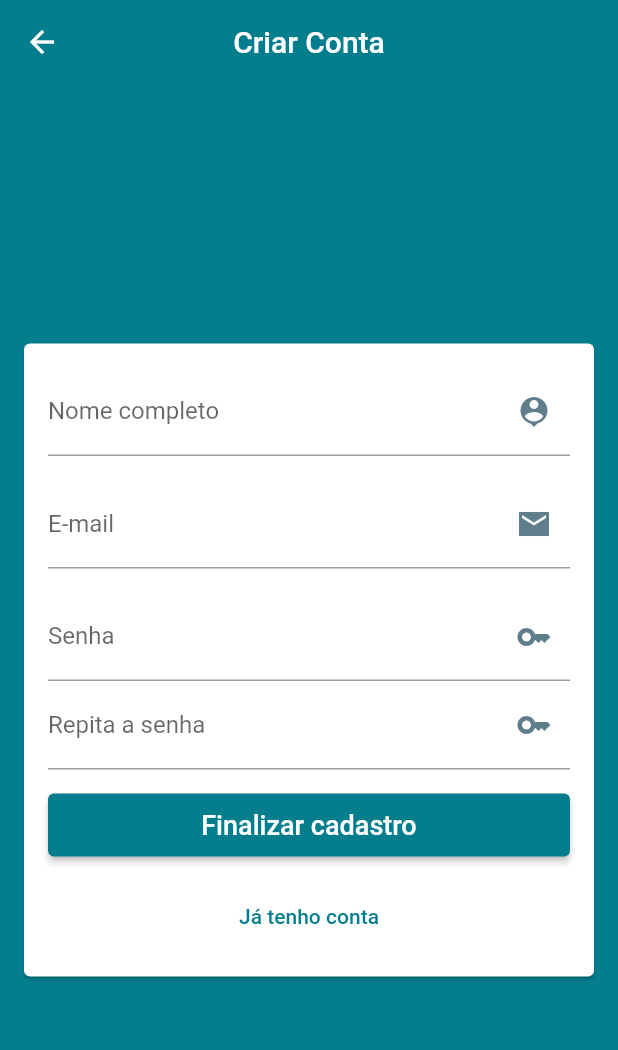
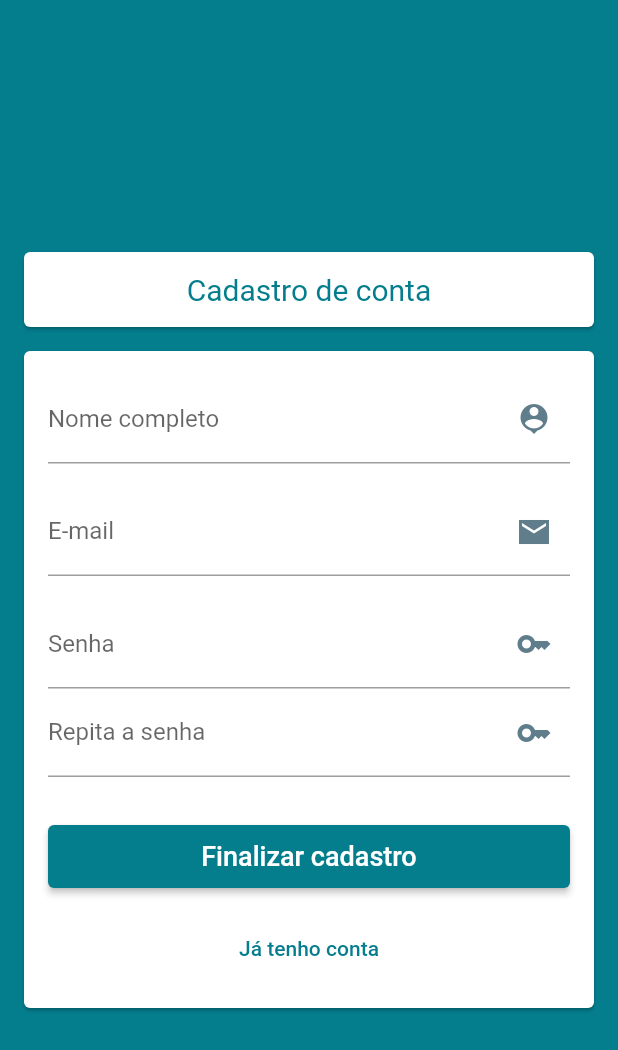
Before and after one commit to jhoneferreiradev/loja_virtual, a Flutter app: the SignUpScreen screen opened by its route, on a phone screen of 412 x 824 dp. Shown: the top 1050 px of the screen. Run offline on Flutter 3.47's test engine with Material 2 defaults, Android fonts, the phone set to English and light mode, and no system bars; our stand-ins replace cloud_firestore, firebase_auth, firebase_core; accounts and stored records are empty.

Commit message:
Ajustes finais do processo de cadastro

```diff
--- a/lib/screens/signup/signup_screen.dart
+++ b/lib/screens/signup/signup_screen.dart
@@ -18,12 +18,22 @@ class SignUpScreen extends StatelessWidget {
     final GlobalKey<FormState> formKey = GlobalKey<FormState>();
 
     return Scaffold(
-      appBar: AppBar(
-        title: const Text("Criar Conta"),
-        centerTitle: true,
+      body: Center(
+        child: ListView(
+          shrinkWrap: true,
+          children: [
+            Card(
+              margin: const EdgeInsets.all(16),
+              child: SizedBox(
+                  height: 50,
+                  child: Align(
+                      alignment: Alignment.center,
+                      child: Text(
+                        "Cadastro de conta",
+                        style: TextStyle(fontSize: 20, color: primaryColor),
+                      ))),
             ),
-      body: Center(
-        child: Card(
+            Card(
               margin: const EdgeInsets.symmetric(horizontal: 16),
               child: Form(
                 key: formKey,
@@ -55,8 +65,8 @@ class SignUpScreen extends StatelessWidget {
                         enabled: !userService.loading,
                         decoration: const InputDecoration(
                             label: Text("E-mail"),
-                        suffixIcon:
-                            Icon(Icons.email_sharp, color: Colors.blueGrey)),
+                            suffixIcon: Icon(Icons.email_sharp,
+                                color: Colors.blueGrey)),
                         keyboardType: TextInputType.emailAddress,
                         autocorrect: false,
                         onSaved: (email) => user.email = email!,
@@ -100,7 +110,7 @@ class SignUpScreen extends StatelessWidget {
                         },
                       ),
                       const SizedBox(
-                    height: 16,
+                        height: 32,
                       ),
                       SizedBox(
                         height: 42,
@@ -147,7 +157,8 @@ class SignUpScreen extends StatelessWidget {
                               backgroundColor: primaryColor),
                           child: userService.loading
                               ? CircularProgressIndicator(
-                              valueColor: AlwaysStoppedAnimation(primaryColor))
+                                  valueColor:
+                                      AlwaysStoppedAnimation(primaryColor))
                               : const Text(
                                   "Finalizar cadastro",
                                   style: TextStyle(fontSize: 18),
@@ -174,6 +185,8 @@ class SignUpScreen extends StatelessWidget {
                 }),
               ),
             ),
+          ],
+        ),
       ),
     );
   }
```
Lines whose indentation alone changed are shown as unchanged.
